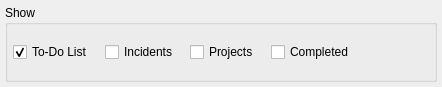
The window that guiclient/todoList.ui (knowhow/xtuple) describes before a commit, drawn with Qt 5.
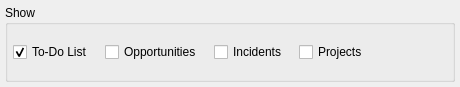
The same window after the commit. Custom widgets are drawn as their Qt base class.

```diff
--- a/guiclient/todoList.ui
+++ b/guiclient/todoList.ui
@@ -13,7 +13,7 @@
    <rect>
     <x>0</x>
     <y>0</y>
-    <width>442</width>
+    <width>460</width>
     <height>87</height>
    </rect>
   </property>
@@ -42,6 +42,13 @@
           </property>
          </widget>
         </item>
+        <item>
+         <widget class="XCheckBox" name="_opportunities">
+          <property name="text">
+           <string>Opportunities</string>
+          </property>
+         </widget>
+        </item>
         <item>
          <widget class="XCheckBox" name="_incidents">
           <property name="text">
@@ -56,16 +63,6 @@
           </property>
          </widget>
         </item>
-        <item>
-         <widget class="XCheckBox" name="_completed">
-          <property name="text">
-           <string>Completed</string>
-          </property>
-          <property name="forgetful">
-           <bool>true</bool>
-          </property>
-         </widget>
-        </item>
         <item>
          <spacer name="horizontalSpacer">
           <property name="orientation">
```
